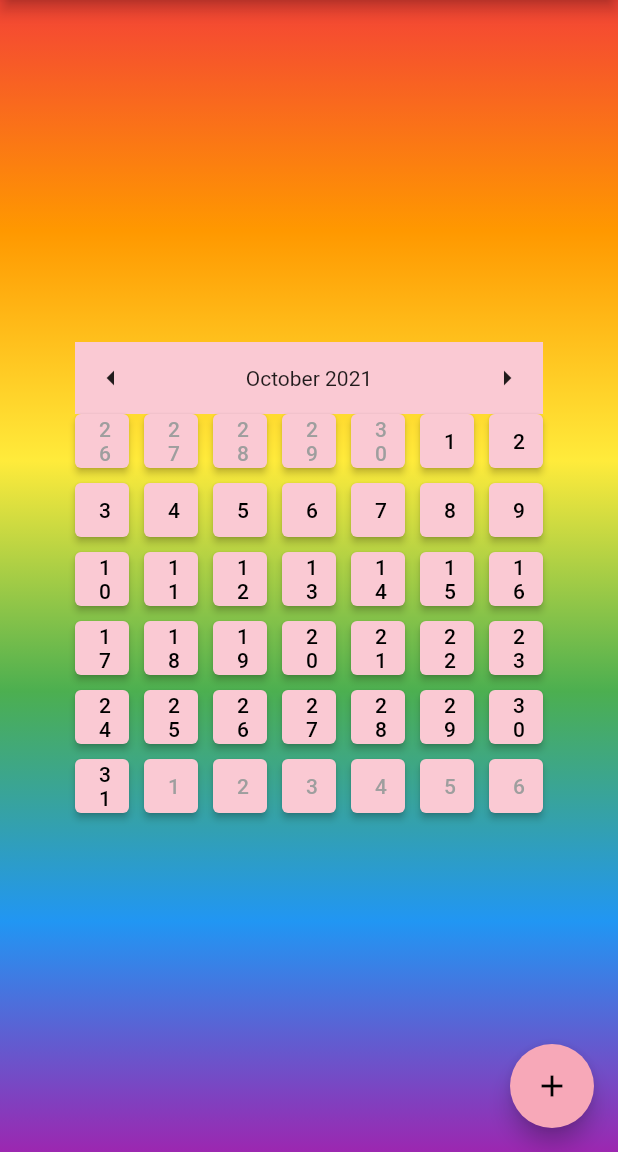
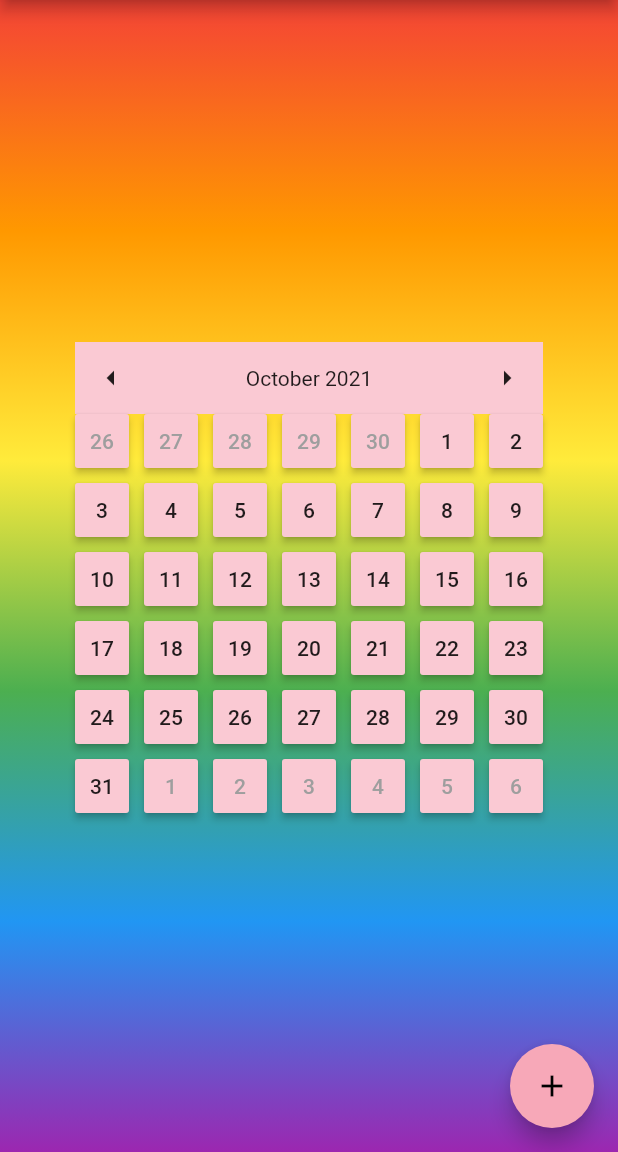
Before and after one commit to Aelerinya/the-gay-agenda, a Flutter app: the screen it shows after launch, on a phone screen of 412 x 824 dp, the part 84-1236 px from its top. Run offline on Flutter 3.47's test engine with Material 2 defaults, Android fonts, the light colour scheme and no system bars; our stand-ins replace flutter_colorpicker, hive_flutter, image_picker, transparent_image; missing offline and left inert: assorted_layout_widgets; accounts and stored records are empty.

Commit message:
fix: remove grid items default padding

```diff
--- a/lib/widgets/month_view.dart
+++ b/lib/widgets/month_view.dart
@@ -2,6 +2,7 @@ import 'dart:math';
 
 import 'package:flutter/material.dart';
 import 'package:flutter/widgets.dart';
+import 'package:assorted_layout_widgets/assorted_layout_widgets.dart';
 import 'package:the_gay_agenda/screens/day_events.dart';
 import 'package:the_gay_agenda/services/events.dart';
 import 'package:the_gay_agenda/utils/datetime_helpers.dart';
@@ -41,14 +42,17 @@ class _MonthViewState extends State<MonthView> {
   Widget dayNumber({required DateTime date, required Iterable<Event> events}) {
     final color = date.month != _month.month ? Colors.grey : null;
 
-    return ElevatedButton(
+    return MaterialButton(
+      color: Theme.of(context).primaryColor,
+      padding: const EdgeInsets.all(0),
       child: Column(children: [
         const Spacer(),
         Text("${date.day}", style: TextStyle(color: color)),
         Flexible(
             child: Container(
                 alignment: Alignment.center,
-                padding: const EdgeInsets.symmetric(vertical: 5),
+                padding:
+                    const EdgeInsets.symmetric(vertical: 5, horizontal: 10),
                 child: LayoutBuilder(builder: (_, constraints) {
                   final itemsNbMax = (constraints.maxWidth / 7).floor() *
                       (constraints.maxHeight / 7).floor();
@@ -57,10 +61,10 @@ class _MonthViewState extends State<MonthView> {
 
                   return SizedBox(
                       width: sqrt(itemsNb / itemsRatio) * itemsRatio * 7,
-                      child: Wrap(
+                      child: WrapSuper(
                         spacing: 2,
-                        runSpacing: 2,
-                        alignment: WrapAlignment.center,
+                        lineSpacing: 2,
+                        alignment: WrapSuperAlignment.center,
                         children: List.generate(itemsNb,
                             (_) => Icon(Icons.circle, size: 5, color: color)),
                       ));
--- a/pubspec.yaml
+++ b/pubspec.yaml
@@ -33,6 +33,7 @@ dependencies:
   flutter_colorpicker: ^0.6.0
   transparent_image: ^2.0.0
   hive_flutter: ^1.1.0
+  assorted_layout_widgets: ^5.2.1
 
 dev_dependencies:
   flutter_test:
```
Also changed, not shown: pubspec.lock.
